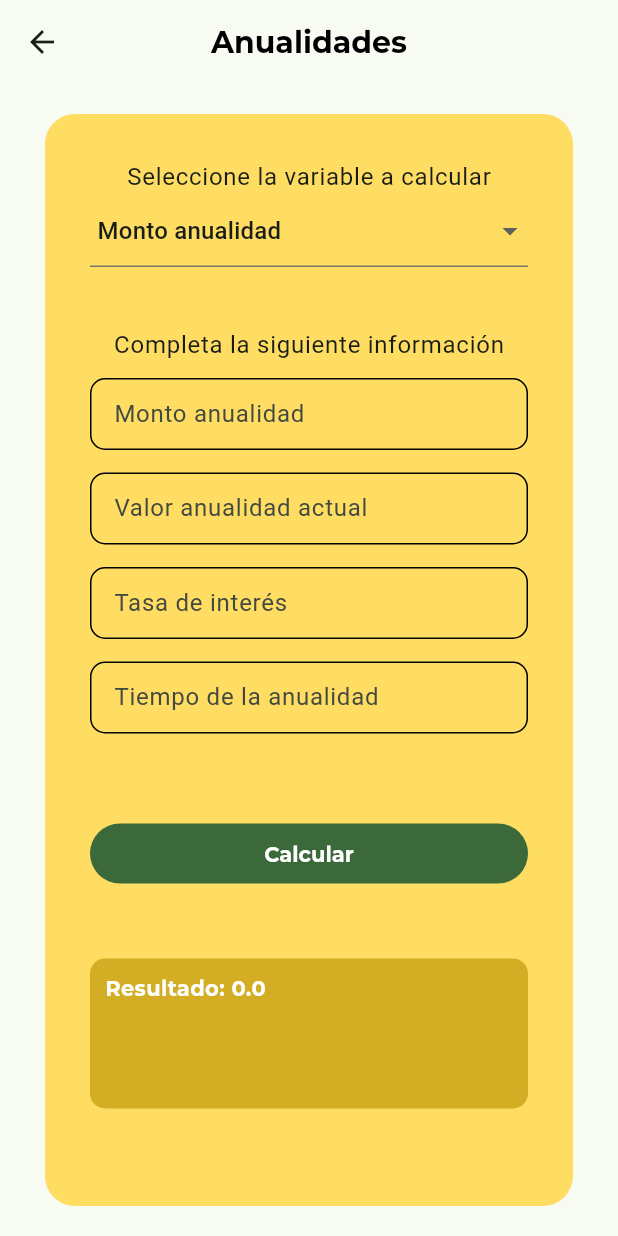
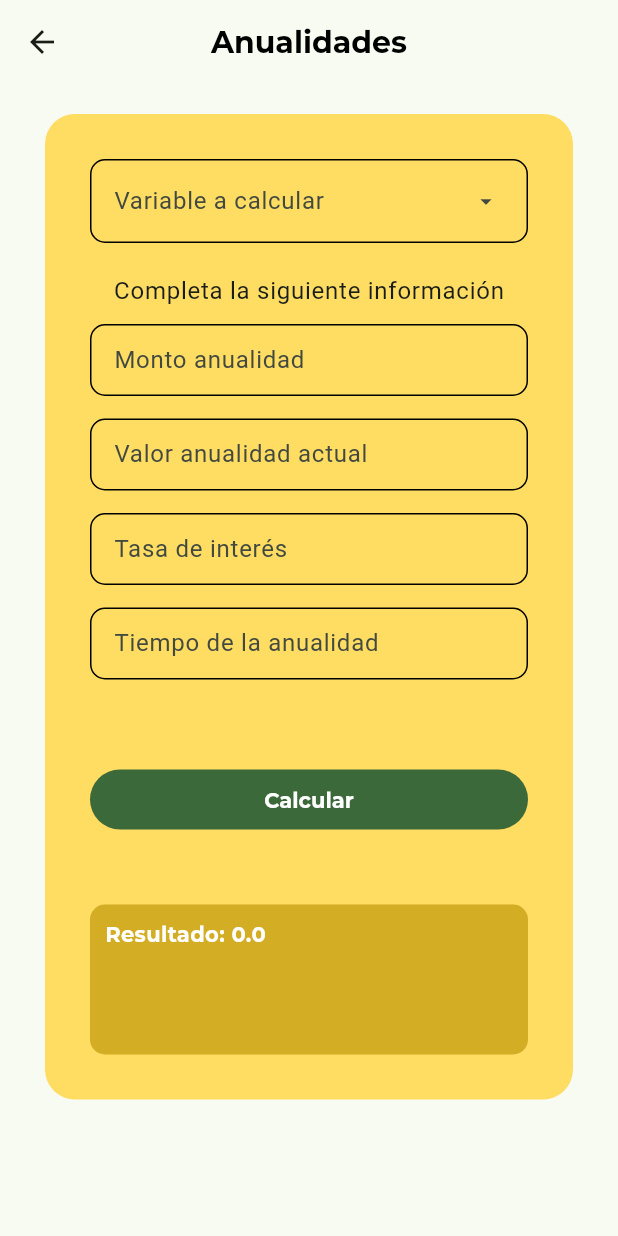
Before and after one commit to LuisPg10/ingemath, a Flutter app: the AnnuitiesScreen screen opened by its route, on a phone screen of 412 x 824 dp. Run offline on Flutter 3.47's test engine with Material 3 defaults, Android fonts, the phone set to English and light mode, and no system bars; our stand-ins replace flutter_riverpod, formz, go_router, google_fonts; project files that could hold a hidden picture were left out.

Commit message:
DropDownButtonFormField changed for DropDownMenu

```diff
--- a/lib/presentation/screens/annuities_screen.dart
+++ b/lib/presentation/screens/annuities_screen.dart
@@ -14,7 +14,6 @@ class AnnuitiesScreen extends StatelessWidget {
         padding: const EdgeInsets.symmetric(horizontal: 30, vertical: 20),
         child: Container(
           width: double.infinity,
-          height: double.infinity,
           decoration: BoxDecoration(
             color: const Color(0xFFFFDC62),
             borderRadius: BorderRadius.circular(20)
@@ -48,10 +47,9 @@ class _AnnuitiesForm extends ConsumerWidget {
         child: Column(
           children: [
 
-            Text("Seleccione la variable a calcular", style: textStyles.bodyLarge),
-            OperationsDropDownButton( options: annuitiesOptions, onChanged: (value){}),
+            OperationsDropDownMenu( options: annuitiesOptions, onSelected: (value){}),
 
-            const SizedBox(height: 40),
+            const SizedBox(height: 20),
             Text("Completa la siguiente información", style: textStyles.bodyLarge),
             const SizedBox(height: 10),
 
--- a/lib/presentation/screens/simple_interest_screen.dart
+++ b/lib/presentation/screens/simple_interest_screen.dart
@@ -9,7 +9,7 @@ class SimpleInterestScreen extends StatelessWidget {
   @override
   Widget build(BuildContext context) {
     return Scaffold(
-      appBar: AppBar(title: const Text("Interes simple"),),
+      appBar: AppBar(title: const Text("Interés simple"),),
       body: Padding(
         padding: const EdgeInsets.symmetric(horizontal: 30, vertical: 20),
         child: Container(
@@ -49,8 +49,7 @@ class _SimpleInterestForm extends ConsumerWidget {
         child: Column(
           children: [
 
-            Text("Seleccione la variable a calcular", style: textStyles.bodyLarge),
-            OperationsDropDownButton( options: simpleOptions, onChanged: (value){}),
+            OperationsDropDownMenu( options: simpleOptions, onSelected: (value){}),
 
             const SizedBox(height: 40),
             Text("Completa la siguiente información", style: textStyles.bodyLarge),
--- a/lib/presentation/widgets/operations/operations_dropdown_button.dart
+++ /dev/null
@@ -1,27 +0,0 @@
-import 'package:flutter/material.dart';
-
-class OperationsDropDownButton extends StatelessWidget {
-  final Map<String, String> options;
-  final void Function(String?)? onChanged;
-
-  const OperationsDropDownButton({
-    super.key,
-    required this.options,
-    this.onChanged,
-  });
-
-  @override
-  Widget build(BuildContext context) {
-    return DropdownButtonFormField(
-      padding: const EdgeInsets.symmetric(horizontal: 5),
-      elevation: 2,
-      isExpanded: true,
-      value: "amount",
-      items: options.entries.map((option) => DropdownMenuItem(
-        value: option.key,
-        child: Text(option.value)
-      )).toList(),
-      onChanged: onChanged,
-    );
-  }
-}
--- /dev/null
+++ b/lib/presentation/widgets/operations/operations_dropdown_menu.dart
@@ -0,0 +1,39 @@
+import 'package:flutter/material.dart';
+
+class OperationsDropDownMenu extends StatelessWidget {
+  final Map<String, String> options;
+  final void Function(String?)? onSelected;
+
+  const OperationsDropDownMenu({
+    super.key,
+    required this.options,
+    this.onSelected,
+  });
+
+  @override
+  Widget build(BuildContext context) {
+    return DropdownMenu(
+      expandedInsets: EdgeInsets.zero,
+      hintText: "Variable a calcular",
+      inputDecorationTheme: InputDecorationTheme(
+        enabledBorder: _customBorder(),
+        disabledBorder: _customBorder(color: Colors.black12),
+        isDense: true,
+      ),
+      dropdownMenuEntries: options.entries.map(
+        (option) => DropdownMenuEntry(
+          value: option.key,
+          label: option.value,
+        )
+      ).toList(),
+      onSelected: onSelected,
+    );
+  }
+
+  InputBorder _customBorder({Color? color}) {
+    return OutlineInputBorder(
+      borderRadius: BorderRadius.circular(10),
+      borderSide: BorderSide(color: color ?? const Color(0xFF000000)),
+    );
+  }
+}
--- a/lib/presentation/widgets/widgets.dart
+++ b/lib/presentation/widgets/widgets.dart
@@ -3,4 +3,4 @@ export 'shared/custom_background.dart';
 export 'shared/custom_filled_button.dart';
 export 'shared/custom_text_form_field.dart';
 
-export 'operations/operations_dropdown_button.dart';
+export 'operations/operations_dropdown_menu.dart';
```
